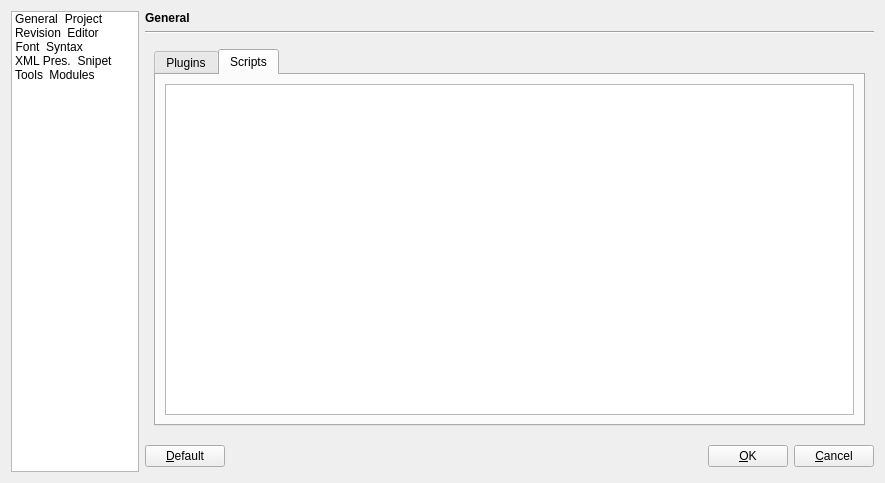
This is xinx/ui/custom.ui in phoenix741/xinx as Qt 5 draws it before an edit. The edited form follows.
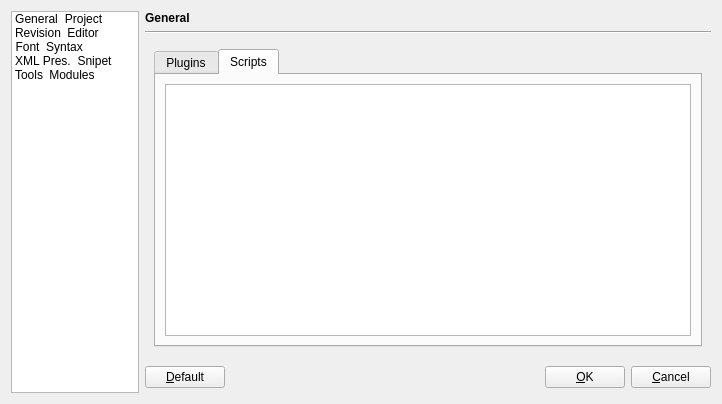
This is the edited form. The open tabs and pages were chosen to show the change. Icons and pictures are not drawn. Custom widgets are drawn as their Qt base class.

```diff
--- a/xinx/ui/custom.ui
+++ b/xinx/ui/custom.ui
@@ -5,8 +5,8 @@
    <rect>
     <x>0</x>
     <y>0</y>
-    <width>885</width>
-    <height>483</height>
+    <width>672</width>
+    <height>404</height>
    </rect>
   </property>
   <property name="windowTitle" >
@@ -1110,8 +1110,8 @@
        <rect>
         <x>0</x>
         <y>0</y>
-        <width>732</width>
-        <height>391</height>
+        <width>520</width>
+        <height>318</height>
        </rect>
       </property>
       <layout class="QGridLayout" >
@@ -1146,10 +1146,10 @@
          <widget class="QWidget" name="Tab_2" >
           <property name="geometry" >
            <rect>
-            <x>0</x>
-            <y>0</y>
-            <width>622</width>
-            <height>346</height>
+            <x>4</x>
+            <y>23</y>
+            <width>498</width>
+            <height>276</height>
            </rect>
           </property>
           <attribute name="title" >
@@ -1157,7 +1157,11 @@
           </attribute>
           <layout class="QGridLayout" >
            <item row="0" column="0" >
-            <widget class="QListWidget" name="m_scriptListView" />
+            <widget class="QListWidget" name="m_scriptListView" >
+             <property name="alternatingRowColors" >
+              <bool>true</bool>
+             </property>
+            </widget>
            </item>
           </layout>
          </widget>
```
Left out of the diff: 50 changed lines with no effect on the pictures.
